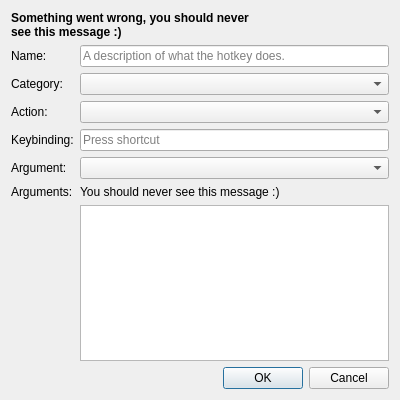
Old version of the form src/widgets/dialogs/EditHotkeyDialog.ui in the repository Chatterino/chatterino2.
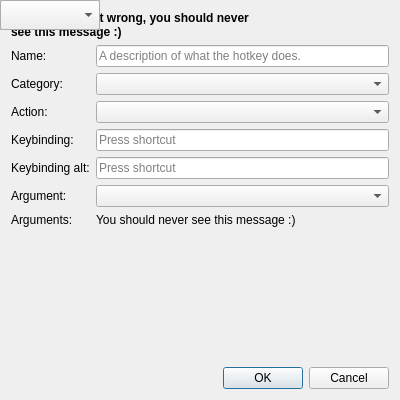
New version of the form.

Commit message: work on alt hotkeys

```diff
--- a/src/widgets/dialogs/EditHotkeyDialog.ui
+++ b/src/widgets/dialogs/EditHotkeyDialog.ui
@@ -116,6 +116,22 @@
       <widget class="QKeySequenceEdit" name="keyComboEdit"/>
      </item>
      <item row="4" column="0">
+      <widget class="QLabel" name="keyComboLabelAlt">
+       <property name="toolTip">
+        <string>Pressing this keybinding will invoke the hotkey</string>
+       </property>
+       <property name="text">
+        <string>Keybinding alt:</string>
+       </property>
+       <property name="buddy">
+        <cstring>keyComboEdit</cstring>
+       </property>
+      </widget>
+     </item>
+     <item row="4" column="1">
+      <widget class="QKeySequenceEdit" name="keyComboEditAlt"/>
+     </item>
+     <item row="5" column="0">
       <widget class="QLabel" name="easyArgsLabel">
        <property name="toolTip">
         <string>You are not supposed to see this, please report this!</string>
@@ -125,7 +141,7 @@
        </property>
       </widget>
      </item>
-     <item row="5" column="0">
+     <item row="6" column="0">
       <widget class="QLabel" name="argumentsLabel">
        <property name="text">
         <string>Arguments:</string>
@@ -135,7 +151,7 @@
        </property>
       </widget>
      </item>
-     <item row="5" column="1">
+     <item row="6" column="1">
       <widget class="QLabel" name="argumentsDescription">
        <property name="text">
         <string>You should never see this message :)</string>
@@ -165,6 +181,19 @@
        </property>
       </widget>
      </item>
+     <item row="5" column="1">
+      <widget class="QComboBox" name="easyArgsPickerAlt">
+       <property name="sizePolicy">
+        <sizepolicy hsizetype="Minimum" vsizetype="Fixed">
+         <horstretch>0</horstretch>
+         <verstretch>0</verstretch>
+        </sizepolicy>
+       </property>
+       <property name="currentText">
+        <string/>
+       </property>
+      </widget>
+     </item>
     </layout>
    </item>
    <item>
```
The commit also changes 7 other files.
